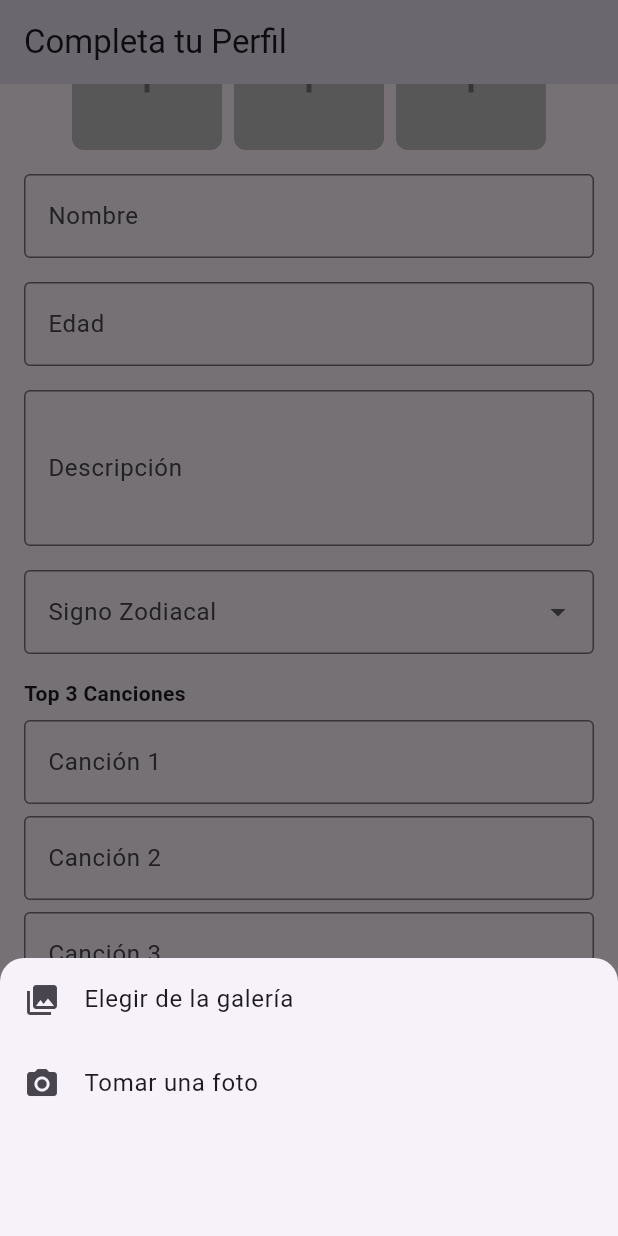
After one commit to JuliLaterza/juvuit_flutter, a Flutter app: the CompleteProfileScreen screen opened directly, scrolled down 180 dp, after a tap on the "add" icon, on a phone screen of 412 x 824 dp. The commit adds this screen. Run offline on Flutter 3.47's test engine with Material 3 defaults, Android fonts, the light colour scheme and no system bars; our stand-ins replace firebase_auth, firebase_core, font_awesome_flutter, image_picker; accounts and stored records are empty.

Commit message:
completeformscreen

```diff
--- /dev/null
+++ b/lib/features/auth/domain/models/user.dart
@@ -0,0 +1,35 @@
+class User {
+  final String id;
+  final String email;
+  final List<String>? top3canciones;
+  final String? tragoFavorito;
+
+  const User({
+    required this.id,
+    required this.email,
+    this.top3canciones,
+    this.tragoFavorito,
+  });
+
+  // Método para convertir desde JSON
+  factory User.fromJson(Map<String, dynamic> json) {
+    return User(
+      id: json['id'] as String,
+      email: json['email'] as String,
+      top3canciones: json['top3canciones'] != null
+          ? List<String>.from(json['top3canciones'])
+          : null,
+      tragoFavorito: json['tragoFavorito'] as String?,
+    );
+  }
+
+  // Método para convertir a JSON
+  Map<String, dynamic> toJson() {
+    return {
+      'id': id,
+      'email': email,
+      'top3canciones': top3canciones,
+      'tragoFavorito': tragoFavorito,
+    };
+  }
+}
--- /dev/null
+++ b/lib/features/auth/presentation/screens/complete_profile_screen.dart
@@ -0,0 +1,83 @@
+import 'package:flutter/material.dart';
+import 'package:image_picker/image_picker.dart';
+//import 'package:juvuit_flutter/core/utils/colors.dart';
+import 'package:juvuit_flutter/features/auth/presentation/widgets/image_picker_grid.dart';
+import 'package:juvuit_flutter/features/auth/presentation/widgets/complete_profile_form.dart';
+import 'dart:io';
+
+class CompleteProfileScreen extends StatefulWidget {
+  const CompleteProfileScreen({super.key});
+
+  @override
+  State<CompleteProfileScreen> createState() => _CompleteProfileScreenState();
+}
+
+class _CompleteProfileScreenState extends State<CompleteProfileScreen> {
+  final TextEditingController _nameController = TextEditingController();
+  final TextEditingController _ageController = TextEditingController();
+  final TextEditingController _descriptionController = TextEditingController();
+  final List<TextEditingController> _songControllers = [
+    TextEditingController(),
+    TextEditingController(),
+    TextEditingController(),
+  ];
+  final TextEditingController _drinkController = TextEditingController();
+
+  final List<File?> _images = List.generate(6, (_) => null);
+  final ImagePicker _picker = ImagePicker();
+
+  Future<void> _pickImage(int index, ImageSource source) async {
+    final pickedFile = await _picker.pickImage(source: source);
+    if (pickedFile != null) {
+      setState(() {
+        _images[index] = File(pickedFile.path);
+      });
+    }
+  }
+
+  void _saveProfile() {
+    // Lógica para guardar el perfil
+    ScaffoldMessenger.of(context).showSnackBar(
+      const SnackBar(content: Text('Guardando datos...')),
+    );
+  }
+
+  @override
+  Widget build(BuildContext context) {
+    return Scaffold(
+      appBar: AppBar(
+        title: const Text('Completa tu Perfil'),
+      ),
+      body: SingleChildScrollView(
+        padding: const EdgeInsets.all(16.0),
+        child: SafeArea(
+          child: Column(
+            children: [
+              ImagePickerGrid(
+                images: _images,
+                onPickImage: _pickImage,
+              ),
+              const SizedBox(height: 16),
+              CompleteProfileForm(
+                nameController: _nameController,
+                ageController: _ageController,
+                descriptionController: _descriptionController,
+                songControllers: _songControllers,
+                drinkController: _drinkController,
+              ),
+              const SizedBox(height: 24),
+              SizedBox(
+                width: double.infinity,
+                child: ElevatedButton(
+
+                  onPressed: _saveProfile,
+                  child: const Text('Guardar Perfil'),
+                ),
+              ),
+            ],
+          ),
+        ),
+      ),
+    );
+  }
+}
--- a/lib/features/auth/presentation/screens/register_screen.dart
+++ b/lib/features/auth/presentation/screens/register_screen.dart
@@ -4,7 +4,7 @@ import 'package:juvuit_flutter/core/widgets/password_input_field.dart';
 import 'package:juvuit_flutter/core/widgets/social_login_button.dart';
 import 'package:font_awesome_flutter/font_awesome_flutter.dart';
 import 'package:firebase_auth/firebase_auth.dart';
-import 'package:juvuit_flutter/features/events/presentation/screens/events_screen.dart';
+import 'package:juvuit_flutter/features/auth/presentation/screens/complete_profile_screen.dart';
 
 
 class RegisterScreen extends StatefulWidget {
@@ -53,8 +53,9 @@ class _RegisterScreenState extends State<RegisterScreen> {
 
       // Reemplazar toda la pila con HomeScreen
       Navigator.pushAndRemoveUntil(
+        // ignore: use_build_context_synchronously
         context,
-        MaterialPageRoute(builder: (context) => const EventsScreen()),
+        MaterialPageRoute(builder: (context) => const CompleteProfileScreen()),
         (route) => false,
       );
     } on FirebaseAuthException catch (e) {
--- /dev/null
+++ b/lib/features/auth/presentation/widgets/complete_profile_form.dart
@@ -0,0 +1,126 @@
+import 'package:flutter/material.dart';
+
+class CompleteProfileForm extends StatefulWidget {
+  final TextEditingController nameController;
+  final TextEditingController ageController;
+  final TextEditingController descriptionController;
+  final List<TextEditingController> songControllers;
+  final TextEditingController drinkController;
+
+  const CompleteProfileForm({
+    super.key,
+    required this.nameController,
+    required this.ageController,
+    required this.descriptionController,
+    required this.songControllers,
+    required this.drinkController,
+
+  });
+
+  @override
+  State<CompleteProfileForm> createState() => _CompleteProfileFormState();
+}
+
+class _CompleteProfileFormState extends State<CompleteProfileForm> {
+  String? _selectedSign;
+
+  final List<Map<String, dynamic>> signosZodiacales = [
+    {'signo': 'Aries', 'icono': Icons.whatshot},
+    {'signo': 'Tauro', 'icono': Icons.grass},
+    {'signo': 'Géminis', 'icono': Icons.wb_twighlight},
+    {'signo': 'Cáncer', 'icono': Icons.nights_stay},
+    {'signo': 'Leo', 'icono': Icons.wb_sunny},
+    {'signo': 'Virgo', 'icono': Icons.eco},
+    {'signo': 'Libra', 'icono': Icons.balance},
+    {'signo': 'Escorpio', 'icono': Icons.water},
+    {'signo': 'Sagitario', 'icono': Icons.architecture},
+    {'signo': 'Capricornio', 'icono': Icons.terrain},
+    {'signo': 'Acuario', 'icono': Icons.bubble_chart},
+    {'signo': 'Piscis', 'icono': Icons.alarm},
+  ];
+
+  @override
+  Widget build(BuildContext context) {
+    return Column(
+      crossAxisAlignment: CrossAxisAlignment.start,
+      children: [
+        TextField(
+          controller: widget.nameController,
+          decoration: const InputDecoration(
+            labelText: 'Nombre',
+            border: OutlineInputBorder(),
+          ),
+        ),
+        const SizedBox(height: 16),
+        TextField(
+          controller: widget.ageController,
+          keyboardType: TextInputType.number,
+          decoration: const InputDecoration(
+            labelText: 'Edad',
+            border: OutlineInputBorder(),
+          ),
+        ),
+        const SizedBox(height: 16),
+        TextField(
+          controller: widget.descriptionController,
+          maxLines: 3,
+          decoration: const InputDecoration(
+            labelText: 'Descripción',
+            border: OutlineInputBorder(),
+          ),
+        ),
+        const SizedBox(height: 16),
+        DropdownButtonFormField<String>(
+          value: _selectedSign,
+          decoration: const InputDecoration(
+            labelText: 'Signo Zodiacal',
+            border: OutlineInputBorder(),
+          ),
+          items: signosZodiacales.map((signoData) {
+            return DropdownMenuItem<String>(
+              value: signoData['signo'],
+              child: Row(
+                children: [
+                  Icon(
+                    signoData['icono'],
+                    size: 24,
+                  ),
+                  const SizedBox(width: 8),
+                  Text(signoData['signo']),
+                ],
+              ),
+            );
+          }).toList(),
+          onChanged: (value) {
+            setState(() {
+              _selectedSign = value;
+            });
+          },
+        ),
+        const SizedBox(height: 16),
+        const Text(
+          'Top 3 Canciones',
+          style: TextStyle(fontWeight: FontWeight.bold),
+        ),
+        for (int i = 0; i < widget.songControllers.length; i++) ...[
+          const SizedBox(height: 8),
+          TextField(
+            controller: widget.songControllers[i],
+            decoration: InputDecoration(
+              labelText: 'Canción ${i + 1}',
+              border: const OutlineInputBorder(),
+            ),
+          ),
+        ],
+        const SizedBox(height: 16),
+        TextField(
+          controller: widget.drinkController,
+          decoration: const InputDecoration(
+            labelText: 'Trago Favorito',
+            border: OutlineInputBorder(),
+          ),
+        ),
+      ],
+    );
+  }
+}
--- /dev/null
+++ b/lib/features/auth/presentation/widgets/image_picker_grid.dart
@@ -0,0 +1,91 @@
+import 'package:flutter/material.dart';
+import 'package:image_picker/image_picker.dart';
+import 'dart:io';
+import 'package:juvuit_flutter/core/utils/colors.dart';
+
+class ImagePickerGrid extends StatefulWidget {
+  final List<File?> images;
+  final Function(int, ImageSource) onPickImage;
+
+  const ImagePickerGrid({
+    super.key,
+    required this.images,
+    required this.onPickImage,
+  });
+
+  @override
+  State<ImagePickerGrid> createState() => _ImagePickerGridState();
+}
+
+class _ImagePickerGridState extends State<ImagePickerGrid> {
+  void _showImagePickerOptions(int index) {
+    showModalBottomSheet(
+      context: context,
+      builder: (_) => FractionallySizedBox(
+        heightFactor: 0.4, // Ocupa el 40% de la pantalla
+        child: Column(
+          mainAxisSize: MainAxisSize.min,
+          children: [
+            ListTile(
+              leading: const Icon(Icons.photo_library),
+              title: const Text('Elegir de la galería'),
+              onTap: () {
+                Navigator.pop(context);
+                widget.onPickImage(index, ImageSource.gallery);
+              },
+            ),
+            ListTile(
+              leading: const Icon(Icons.camera_alt),
+              title: const Text('Tomar una foto'),
+              onTap: () {
+                Navigator.pop(context);
+                widget.onPickImage(index, ImageSource.camera);
+              },
+            ),
+            const SizedBox(height: 16),
+          ],
+        ),
+      ),
+      shape: const RoundedRectangleBorder(
+        borderRadius: BorderRadius.vertical(top: Radius.circular(16)),
+      ),
+    );
+  }
+
+  @override
+  Widget build(BuildContext context) {
+    return Wrap(
+      spacing: 8,
+      runSpacing: 8,
+      children: List.generate(widget.images.length, (index) {
+        final image = widget.images[index];
+        return GestureDetector(
+          onTap: () => _showImagePickerOptions(index),
+          child: Container(
+            width: 100,
+            height: 100,
+            decoration: BoxDecoration(
+              color: AppColors.lightGray,
+              borderRadius: BorderRadius.circular(8),
+              image: image != null
+                  ? DecorationImage(
+                      image: FileImage(image),
+                      fit: BoxFit.cover,
+                    )
+                  : null,
+            ),
+            child: image == null
+                ? const Center(
+                    child: Icon(
+                      Icons.add,
+                      size: 40,
+                      color: AppColors.gray,
+                    ),
+                  )
+                : null,
+          ),
+        );
+      }),
+    );
+  }
+}
--- a/pubspec.yaml
+++ b/pubspec.yaml
@@ -18,6 +18,7 @@ dependencies:
   firebase_messaging: ^15.1.6
   font_awesome_flutter: ^10.8.0
   google_sign_in: ^6.2.2
+  image_picker: ^1.1.2
 
 dev_dependencies:
   flutter_test:
```
Also changed, not shown: pubspec.lock, 6 other files.
